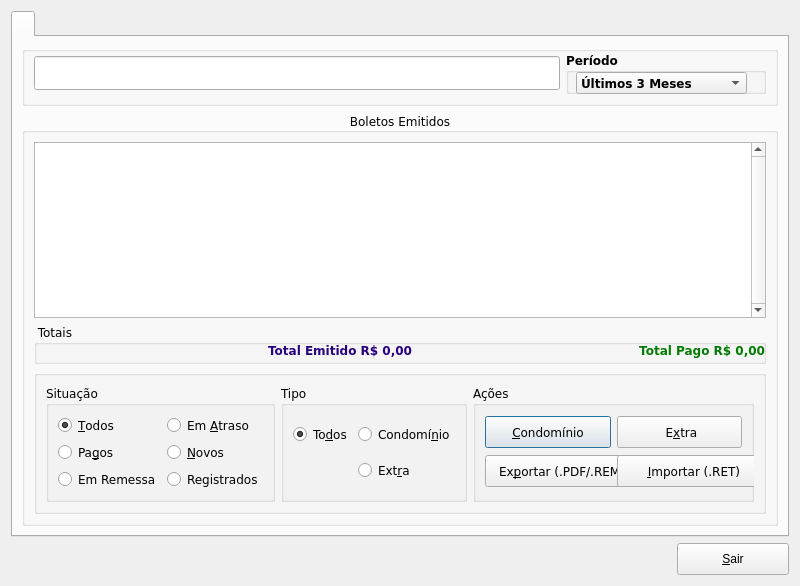
Qt form Projects/Blink/Plugins/financier/managerticket.ui (MarcoBueno1/qrad) before a commit.
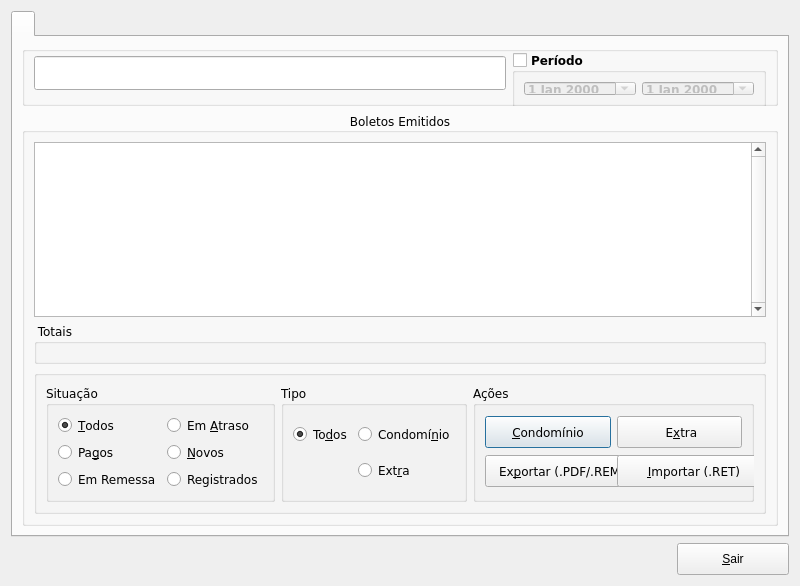
The same form after that commit. Icons and pictures are not drawn. Custom widgets are drawn as their Qt base class.

```diff
--- a/Projects/Blink/Plugins/financier/managerticket.ui
+++ b/Projects/Blink/Plugins/financier/managerticket.ui
@@ -13,7 +13,7 @@
   <property name="minimumSize">
    <size>
     <width>0</width>
-    <height>0</height>
+    <height>50</height>
    </size>
   </property>
   <property name="windowTitle">
@@ -293,15 +293,6 @@
             <property name="title">
              <string> Totais</string>
             </property>
-            <widget class="QWidget" name="">
-             <property name="geometry">
-              <rect>
-               <x>30</x>
-               <y>17</y>
-               <width>701</width>
-               <height>20</height>
-              </rect>
-             </property>
              <layout class="QHBoxLayout" name="horizontalLayout_2">
               <item>
                <widget class="QLabel" name="labelTotalEmitido">
@@ -348,8 +339,30 @@
                 </property>
                </widget>
               </item>
-             </layout>
-            </widget>
+             <item>
+              <widget class="QLabel" name="labelSaldo">
+               <property name="font">
+                <font>
+                 <pointsize>9</pointsize>
+                 <weight>75</weight>
+                 <bold>true</bold>
+                </font>
+               </property>
+               <property name="styleSheet">
+                <string notr="true">color: rgb(135, 0, 0);</string>
+               </property>
+               <property name="text">
+                <string>Saldo R$ 0,00</string>
+               </property>
+               <property name="alignment">
+                <set>Qt::AlignRight|Qt::AlignTrailing|Qt::AlignVCenter</set>
+               </property>
+               <property name="textInteractionFlags">
+                <set>Qt::LinksAccessibleByMouse|Qt::TextSelectableByMouse</set>
+               </property>
+              </widget>
+             </item>
+            </layout>
            </widget>
           </item>
          </layout>
@@ -425,43 +438,35 @@
            <widget class="QGroupBox" name="groupBox_4">
             <property name="minimumSize">
              <size>
-              <width>200</width>
-              <height>0</height>
+              <width>250</width>
+              <height>55</height>
              </size>
             </property>
             <property name="title">
              <string>Período</string>
             </property>
-            <widget class="QComboBox" name="comboBoxMonth">
-             <property name="geometry">
-              <rect>
-               <x>10</x>
-               <y>20</y>
-               <width>171</width>
-               <height>22</height>
-              </rect>
-             </property>
-             <item>
-              <property name="text">
-               <string>Últimos 3 Meses</string>
-              </property>
-             </item>
+            <property name="checkable">
+             <bool>true</bool>
+            </property>
+            <property name="checked">
+             <bool>false</bool>
+            </property>
+            <layout class="QHBoxLayout" name="horizontalLayout_3">
              <item>
-              <property name="text">
-               <string>Últimos 6 Meses</string>
-              </property>
+              <widget class="QDateEdit" name="dateEditSince">
+               <property name="calendarPopup">
+                <bool>true</bool>
+               </property>
+              </widget>
              </item>
              <item>
-              <property name="text">
-               <string>Ano Atual</string>
-              </property>
-             </item>
-             <item>
-              <property name="text">
-               <string>Tudo</string>
-              </property>
-             </item>
-            </widget>
+              <widget class="QDateEdit" name="dateEditUntil">
+               <property name="calendarPopup">
+                <bool>true</bool>
+               </property>
+              </widget>
+             </item>
+            </layout>
            </widget>
           </item>
          </layout>
```
Left out of the diff: 2 changed lines with no effect on the pictures. Lines whose indentation alone changed are shown as unchanged.
